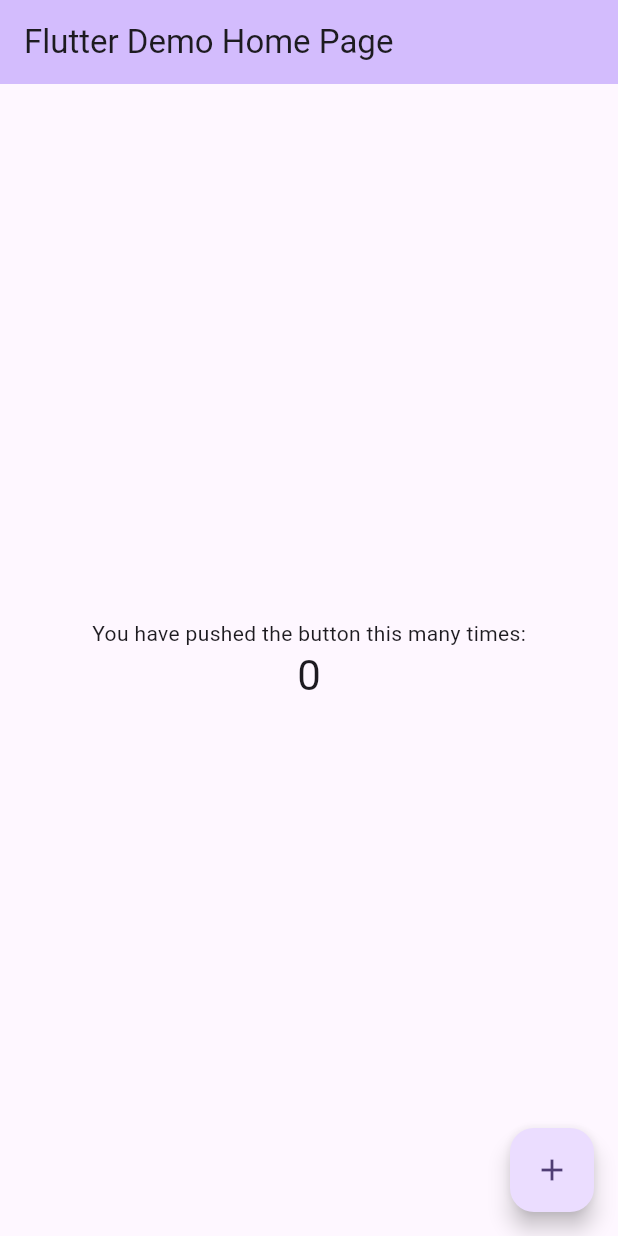
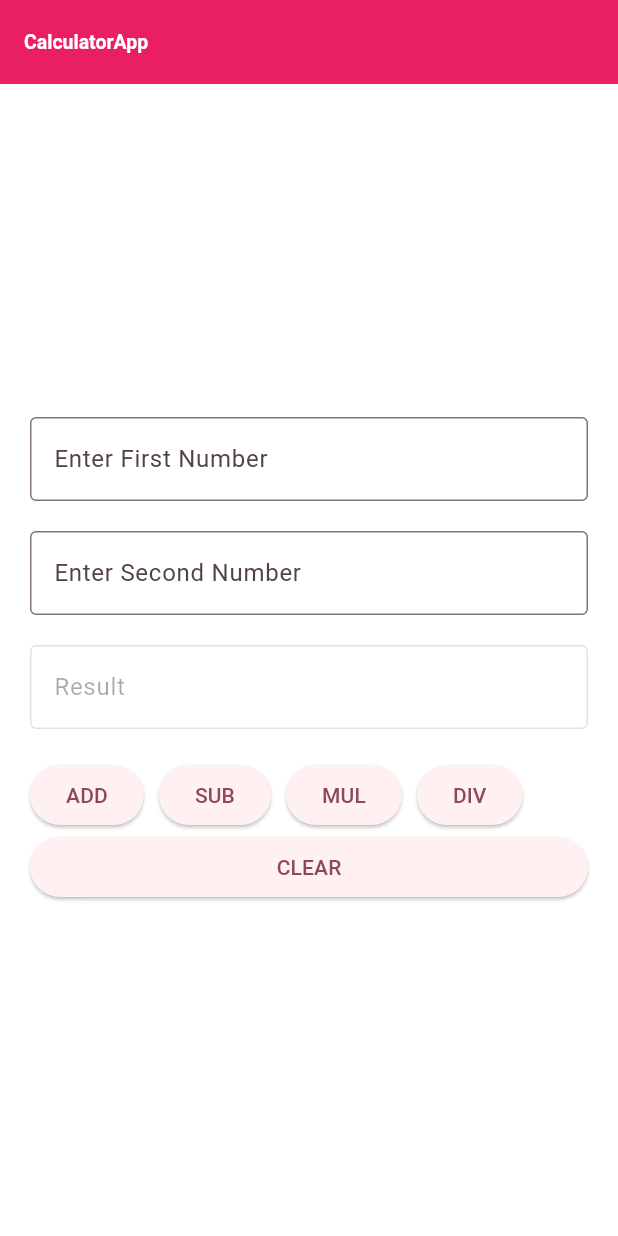
Before and after one commit to ManikantaFlutterApps/CalculatorApp, a Flutter app: the screen it shows after launch, on a phone screen of 412 x 824 dp. Run offline on Flutter 3.47's test engine with Material 3 defaults, Android fonts, the phone set to English and light mode, and no system bars.

Commit message:
Intiali Commit changes

```diff
--- a/lib/main.dart
+++ b/lib/main.dart
@@ -1,125 +1,151 @@
 import 'package:flutter/material.dart';
 
 void main() {
-  runApp(const MyApp());
+  runApp(MyApp());
 }
 
 class MyApp extends StatelessWidget {
-  const MyApp({super.key});
-
-  // This widget is the root of your application.
   @override
   Widget build(BuildContext context) {
     return MaterialApp(
-      title: 'Flutter Demo',
-      theme: ThemeData(
-        // This is the theme of your application.
-        //
-        // TRY THIS: Try running your application with "flutter run". You'll see
-        // the application has a purple toolbar. Then, without quitting the app,
-        // try changing the seedColor in the colorScheme below to Colors.green
-        // and then invoke "hot reload" (save your changes or press the "hot
-        // reload" button in a Flutter-supported IDE, or press "r" if you used
-        // the command line to start the app).
-        //
-        // Notice that the counter didn't reset back to zero; the application
-        // state is not lost during the reload. To reset the state, use hot
-        // restart instead.
-        //
-        // This works for code too, not just values: Most code changes can be
-        // tested with just a hot reload.
-        colorScheme: ColorScheme.fromSeed(seedColor: Colors.deepPurple),
-        useMaterial3: true,
-      ),
-      home: const MyHomePage(title: 'Flutter Demo Home Page'),
+      title: "CalculatorApp",
+      theme:
+          ThemeData(colorScheme: ColorScheme.fromSeed(seedColor: Colors.pink)),
+      debugShowCheckedModeBanner: false,
+      home: const CalculatorApp(),
     );
   }
 }
 
-class MyHomePage extends StatefulWidget {
-  const MyHomePage({super.key, required this.title});
-
-  // This widget is the home page of your application. It is stateful, meaning
-  // that it has a State object (defined below) that contains fields that affect
-  // how it looks.
-
-  // This class is the configuration for the state. It holds the values (in this
-  // case the title) provided by the parent (in this case the App widget) and
-  // used by the build method of the State. Fields in a Widget subclass are
-  // always marked "final".
-
-  final String title;
+class CalculatorApp extends StatefulWidget {
+  const CalculatorApp({super.key});
 
   @override
-  State<MyHomePage> createState() => _MyHomePageState();
+  State<StatefulWidget> createState() => _CalculatorAppState();
 }
 
-class _MyHomePageState extends State<MyHomePage> {
-  int _counter = 0;
-
-  void _incrementCounter() {
-    setState(() {
-      // This call to setState tells the Flutter framework that something has
-      // changed in this State, which causes it to rerun the build method below
-      // so that the display can reflect the updated values. If we changed
-      // _counter without calling setState(), then the build method would not be
-      // called again, and so nothing would appear to happen.
-      _counter++;
-    });
-  }
-
+class _CalculatorAppState extends State<CalculatorApp> {
   @override
   Widget build(BuildContext context) {
-    // This method is rerun every time setState is called, for instance as done
-    // by the _incrementCounter method above.
-    //
-    // The Flutter framework has been optimized to make rerunning build methods
-    // fast, so that you can just rebuild anything that needs updating rather
-    // than having to individually change instances of widgets.
+
+    TextEditingController firstNumberController = TextEditingController();
+    TextEditingController secondNumberController = TextEditingController();
+    TextEditingController resultController = TextEditingController();
+
     return Scaffold(
+      backgroundColor: Colors.white,
       appBar: AppBar(
-        // TRY THIS: Try changing the color here to a specific color (to
-        // Colors.amber, perhaps?) and trigger a hot reload to see the AppBar
-        // change color while the other colors stay the same.
-        backgroundColor: Theme.of(context).colorScheme.inversePrimary,
-        // Here we take the value from the MyHomePage object that was created by
-        // the App.build method, and use it to set our appbar title.
-        title: Text(widget.title),
+        backgroundColor: Colors.pink,
+        title: const Text(
+          "CalculatorApp",
+          style: TextStyle(
+              fontSize: 13, color: Colors.white, fontWeight: FontWeight.bold),
+        ),
       ),
-      body: Center(
-        // Center is a layout widget. It takes a single child and positions it
-        // in the middle of the parent.
-        child: Column(
-          // Column is also a layout widget. It takes a list of children and
-          // arranges them vertically. By default, it sizes itself to fit its
-          // children horizontally, and tries to be as tall as its parent.
-          //
-          // Column has various properties to control how it sizes itself and
-          // how it positions its children. Here we use mainAxisAlignment to
-          // center the children vertically; the main axis here is the vertical
-          // axis because Columns are vertical (the cross axis would be
-          // horizontal).
-          //
-          // TRY THIS: Invoke "debug painting" (choose the "Toggle Debug Paint"
-          // action in the IDE, or press "p" in the console), to see the
-          // wireframe for each widget.
+      body: Container(
+        margin: const EdgeInsets.all(20),
+        color: Colors.white,
+        child:  Column(
           mainAxisAlignment: MainAxisAlignment.center,
-          children: <Widget>[
-            const Text(
-              'You have pushed the button this many times:',
+          children: [
+
+             TextField(
+              controller: firstNumberController,
+              decoration: const InputDecoration(
+                labelText: 'Enter First Number',
+                border: OutlineInputBorder(
+                  borderSide: BorderSide(color: Colors.grey, width: 0.0),
+                ),
+              ),
+              keyboardType: TextInputType.number,
             ),
-            Text(
-              '$_counter',
-              style: Theme.of(context).textTheme.headlineMedium,
+
+            const SizedBox(height: 20,),
+
+             TextField(
+              controller: secondNumberController,
+              decoration: const InputDecoration(
+                labelText: 'Enter Second Number',
+                border: OutlineInputBorder(
+                  borderSide: BorderSide(color: Colors.grey, width: 0.0),
+                ),
+              ),
+              keyboardType: TextInputType.number,
             ),
+
+            const SizedBox(height: 20,),
+
+             TextField(
+              controller: resultController,
+              enabled: false,
+              decoration: const InputDecoration(
+                labelText: 'Result',fillColor: Colors.black,
+                border: OutlineInputBorder(
+                  borderSide: BorderSide(color: Colors.grey, width: 0.0),
+                ),
+              ),
+            ),
+
+            const SizedBox(height: 20,),
+
+            Row(
+              children: [
+
+                ElevatedButton(onPressed: () {
+
+                  var result = int.parse(firstNumberController.text) + int.parse(secondNumberController.text);
+                  resultController.text = "$result";
+
+
+
+
+                }, child: const Text("ADD")) ,
+
+                const SizedBox(width: 10,),
+
+                ElevatedButton(onPressed: () {
+                  var result = int.parse(firstNumberController.text) - int.parse(secondNumberController.text);
+                  resultController.text = "$result";
+
+                }, child: const Text("SUB")) ,
+
+                const SizedBox(width: 10,),
+
+                ElevatedButton(onPressed: () {
+                  var result = int.parse(firstNumberController.text) * int.parse(secondNumberController.text);
+                  resultController.text = "$result";
+
+                }, child: const Text("MUL")) ,
+
+                const SizedBox(width: 10,),
+
+                ElevatedButton(onPressed: () {
+
+                  var result = double.parse(firstNumberController.text) / double.parse(secondNumberController.text);
+                  resultController.text = "$result";
+
+                }, child: const Text("DIV")) ,
+
+              ],
+            ),
+
+            Container(
+
+              width: double.infinity,
+
+              child: ElevatedButton(onPressed: (){
+                firstNumberController.text = "";
+                secondNumberController.text = "";
+                resultController.text = "";
+              },child: Text("CLEAR"),),
+            )
+
+
+
+
           ],
         ),
       ),
-      floatingActionButton: FloatingActionButton(
-        onPressed: _incrementCounter,
-        tooltip: 'Increment',
-        child: const Icon(Icons.add),
-      ), // This trailing comma makes auto-formatting nicer for build methods.
     );
   }
 }
```
